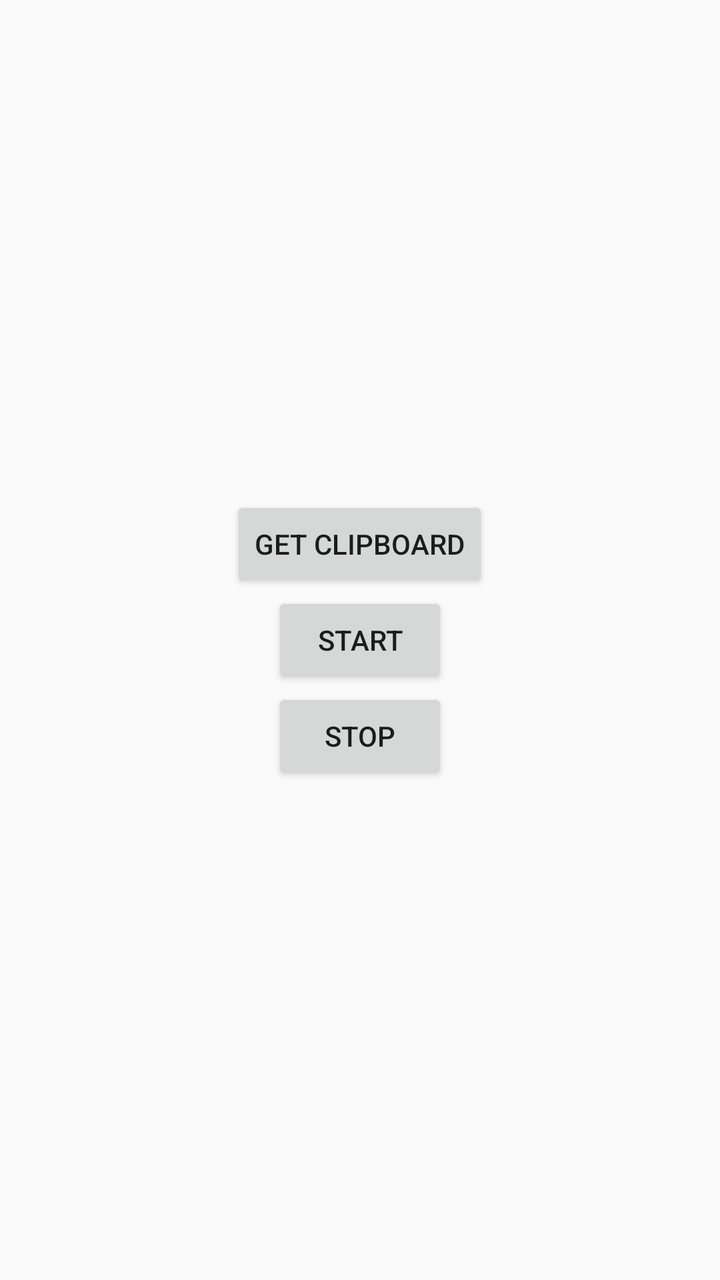
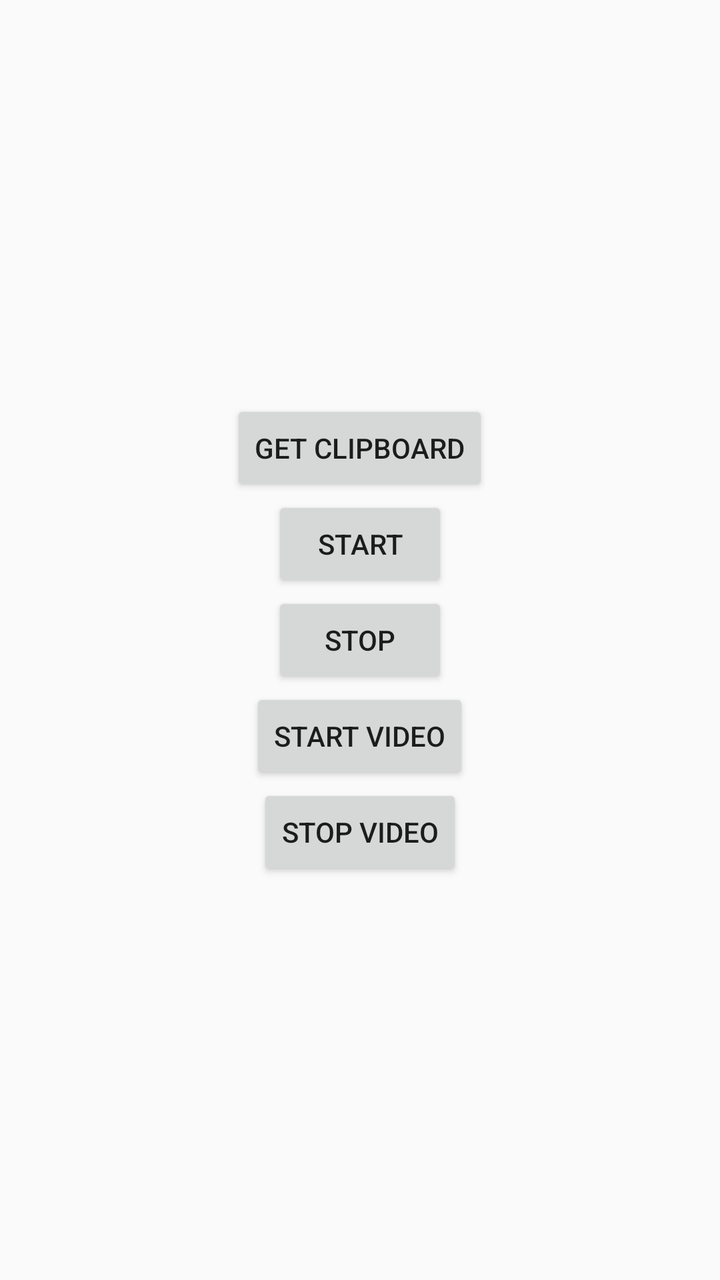

Before-and-after screenshots of an Android layout around one commit, followed by the original layout XML and the change that was made.
<!-- AndroidManifest.xml: activity theme Theme.OffensiveAndroid -->
<!-- res/layout/activity_main.xml -->
<?xml version="1.0" encoding="utf-8"?>
<LinearLayout xmlns:android="http://schemas.android.com/apk/res/android"
    android:orientation="vertical"
    android:layout_width="match_parent"
    android:layout_height="match_parent"
    android:gravity="center">

    <Button
        android:id="@+id/button"
        android:layout_width="wrap_content"
        android:layout_height="wrap_content"
        android:text="Get Clipboard" />

    <Button
        android:id="@+id/button2"
        android:layout_width="wrap_content"
        android:layout_height="wrap_content"
        android:text="Start" />

    <Button
        android:id="@+id/button3"
        android:layout_width="wrap_content"
        android:layout_height="wrap_content"
        android:text="Stop" />

</LinearLayout>
<!-- resources referenced by this layout -->
<resources>
  <style name="Theme.OffensiveAndroid" parent="Theme.AppCompat.DayNight.NoActionBar" />
</resources>

<!-- the commit's change to res/layout/activity_main.xml (unified diff, before → after) -->
@@ -23,4 +23,16 @@
         android:layout_height="wrap_content"
         android:text="Stop" />
 
+    <Button
+        android:id="@+id/btnStartVideo"
+        android:layout_width="wrap_content"
+        android:layout_height="wrap_content"
+        android:text="Start Video" />
+
+    <Button
+        android:id="@+id/btnStopVideo"
+        android:layout_width="wrap_content"
+        android:layout_height="wrap_content"
+        android:text="Stop Video" />
+
 </LinearLayout>
